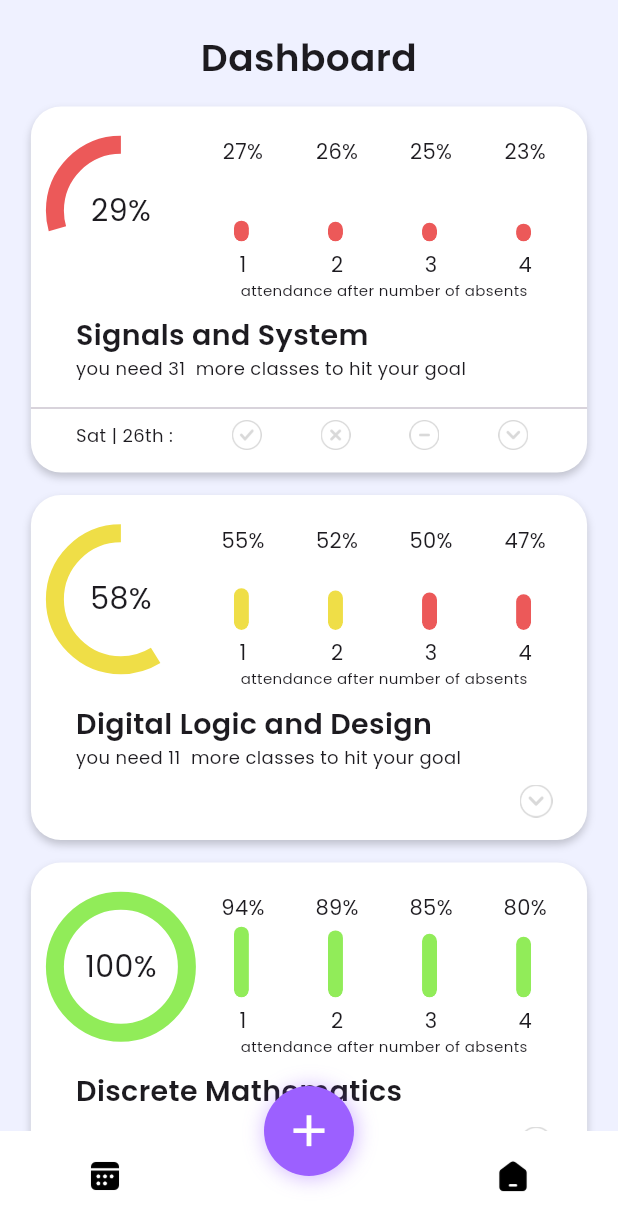
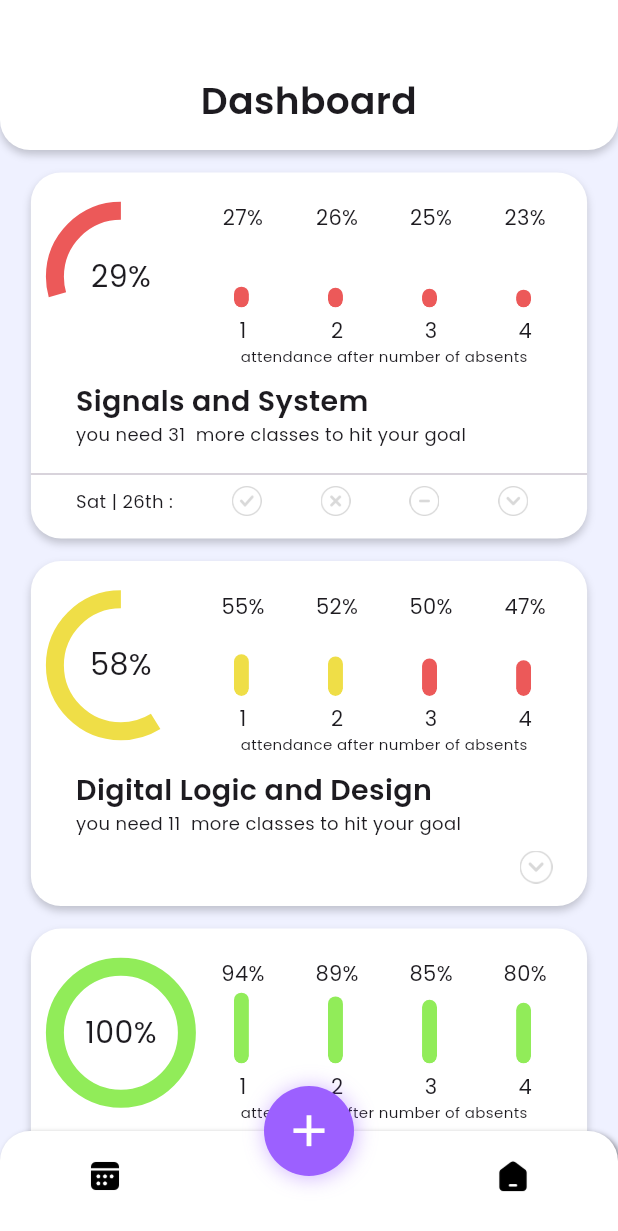
Before and after one commit to BlueDes-Studio/chime, a Flutter app: the screen it shows after launch, on a phone screen of 412 x 824 dp. Shown: the top 1231 px of the screen. Run offline on Flutter 3.47's test engine with Material 2 defaults, Android fonts, the phone set to English and light mode, and no system bars; drawn by our look-alikes of simple_shadow; our stand-ins replace flutter_svg.

Commit message:
change page header design #1

```diff
--- a/lib/screens/dashboard.dart
+++ b/lib/screens/dashboard.dart
@@ -90,11 +90,14 @@ class _DashboardState extends State<Dashboard> with TickerProviderStateMixin {
       backgroundColor: const Color(0xffEFF1FF),
       body: Stack(
         children: [
+          // Container(
+          //   height: 20,
+          // ),
           Positioned(
-            top: 0,
+            top: 100,
             child: Container(
               width: MediaQuery.of(context).size.width,
-              height: MediaQuery.of(context).size.height - 70,
+              height: MediaQuery.of(context).size.height - 70 - 100,
               color: const Color(0xffEFF1FF),
               //render all subjects in here
               // child: Center(
@@ -110,18 +113,6 @@ class _DashboardState extends State<Dashboard> with TickerProviderStateMixin {
               child: ListView(
                 scrollDirection: Axis.vertical,
                 children: [
-                  Container(
-                    height: 20,
-                  ),
-                  const Text(
-                    "Dashboard",
-                    textAlign: TextAlign.center,
-                    style: TextStyle(
-                      fontFamily: "Poppins",
-                      fontSize: 25,
-                      fontWeight: FontWeight.bold,
-                    ),
-                  ),
                   SubjectCard(
                     subjectName: "Signals and System",
                     attendedDays: 5,
@@ -424,13 +415,55 @@ class _DashboardState extends State<Dashboard> with TickerProviderStateMixin {
             ),
           ),
 
+          //page header
+          Positioned(
+            top: 0,
+            child: SimpleShadow(
+              opacity: 0.2, // Default: 0.5
+              offset: const Offset(0, 3), // Default: Offset(2, 2)
+              sigma: 3,
+              child: Container(
+                width: MediaQuery.of(context).size.width,
+                height: 100,
+                alignment: Alignment.bottomCenter,
+                decoration: const BoxDecoration(
+                  color: Colors.white,
+                  borderRadius: BorderRadius.only(
+                    bottomLeft: Radius.circular(20),
+                    bottomRight: Radius.circular(20),
+                  ),
+                ),
+                child: const Padding(
+                  padding: EdgeInsets.only(bottom: 15),
+                  child: Text(
+                    "Dashboard",
+                    textAlign: TextAlign.center,
+                    style: TextStyle(
+                      fontFamily: "Poppins",
+                      fontSize: 25,
+                      fontWeight: FontWeight.bold,
+                    ),
+                  ),
+                ),
+              ),
+            ),
+          ),
+
           // bottom navigation
           Positioned(
             top: MediaQuery.of(context).size.height - 70,
-            child: Container(
-              width: MediaQuery.of(context).size.width,
-              height: 70,
-              color: Colors.white,
+            child: SimpleShadow(
+              child: Container(
+                width: MediaQuery.of(context).size.width,
+                height: 70,
+                decoration: const BoxDecoration(
+                  color: Colors.white,
+                  borderRadius: BorderRadius.only(
+                    topLeft: Radius.circular(20),
+                    topRight: Radius.circular(20),
+                  ),
+                ),
+              ),
             ),
           ),
           Positioned(
@@ -498,9 +531,4 @@ class _DashboardState extends State<Dashboard> with TickerProviderStateMixin {
       ),
     );
   }
-  // ),
-  // ),
-  // ),
-  // ),
-  // ),
 }
```
